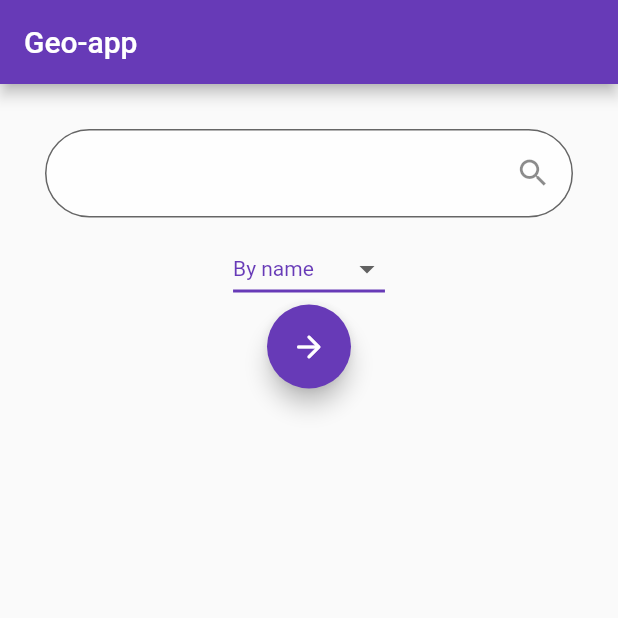
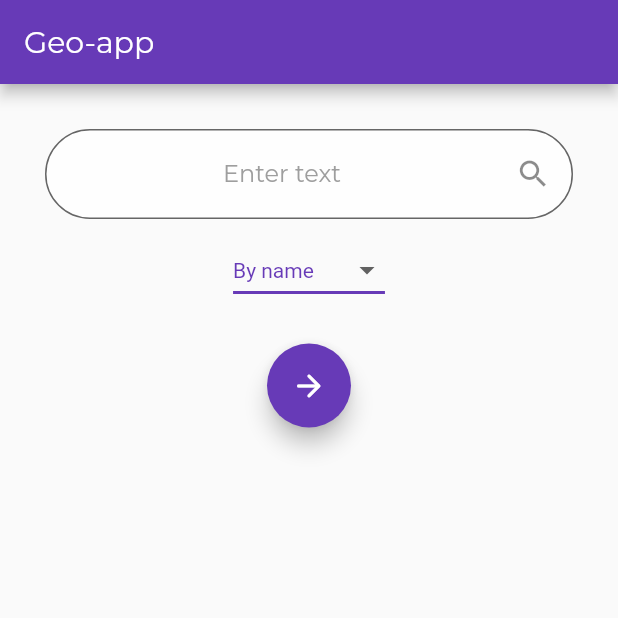
Before and after one commit to zoskar/geo-app, a Flutter app: the screen it shows after launch, after a tap on the "arrow forward" icon, after a tap on the "arrow back" icon, on a phone screen of 412 x 824 dp, the top half of it. Run offline on Flutter 3.47's test engine with Material 2 defaults, Android fonts, the phone set to English and light mode, and no system bars; network calls fail.

Commit message:
cosmetic changes, font changed

```diff
--- a/lib/countryView.dart
+++ b/lib/countryView.dart
@@ -1,48 +1,58 @@
 import 'package:flutter/material.dart';
+import 'package:intl/intl.dart';
+
 
 import './getCountry.dart';
 import './multiCountries.dart';
 
-class CountryView extends StatelessWidget {
-  String widgetTitle;
-  VoidCallback searchView;
-  Function countryViewFromCountries;
-  String request;
-  String selectedValue;
+class CountryView extends StatefulWidget {
+  final String widgetTitle;
+  final VoidCallback searchView;
+  final Function countryViewFromCountries;
+  final String request;
+  final String selectedValue;
 
-  CountryView({
+
+  const CountryView({Key? key,
     required this.countryViewFromCountries,
     required this.searchView,
     required this.widgetTitle,
     required this.request,
     required this.selectedValue,
-  });
+  }) : super(key: key);
+
+  @override
+  State<CountryView> createState() => _CountryViewState();
+}
+
+class _CountryViewState extends State<CountryView> {
+  var formatter = NumberFormat('###,###,###');
 
   @override
   Widget build(BuildContext context) {
     return Scaffold(
         appBar: AppBar(
-          title: Text(widgetTitle),
+          title: Text(widget.widgetTitle),
           leading: IconButton(
-            onPressed: searchView,
-            icon: Icon(Icons.arrow_back),
+            onPressed: widget.searchView,
+            icon: const Icon(Icons.arrow_back),
           ),
         ),
         body: Column(
           children: [
             FutureBuilder<dynamic>(
                 future: fetchCountry(
-                    request: request, selectedValue: selectedValue),
+                    request: widget.request, selectedValue: widget.selectedValue),
                 builder: (context, snapshot) {
                   if (snapshot.hasData) {
                     if (snapshot.data.length > 1) {
                       return MultiCountries(
                         countries: snapshot.data,
-                        countryViewFromCountries: countryViewFromCountries,
+                        countryViewFromCountries: widget.countryViewFromCountries,
                       );
                     }
                     if (snapshot.data.length == 0) {
-                      return Center(
+                      return const Center(
                         heightFactor: 5,
                         child: Text('Country not found!',
                             style: TextStyle(fontSize: 24)),
@@ -53,11 +63,11 @@ class CountryView extends StatelessWidget {
                       ? Column(
                           children: [
                             Container(
-                              margin: EdgeInsets.all(10),
+                              margin: const EdgeInsets.all(10),
                             ),
                             Text(
                               snapshot.data[0]['name']['common'],
-                              style: TextStyle(fontSize: 40),
+                              style: const TextStyle(fontSize: 40),
                             ),
                             Container(
                                 decoration: BoxDecoration(
@@ -65,26 +75,27 @@ class CountryView extends StatelessWidget {
                                 child: Image.network(
                                   snapshot.data[0]['flags']['png'],
                                 )),
-                            SizedBox(height: 30),
+                            const SizedBox(height: 30),
                             Text('Capital: ${snapshot.data[0]['capital'][0]}',
-                                style: TextStyle(fontSize: 24)),
-                            SizedBox(height: 15),
+                                style: const TextStyle(fontSize: 24)),
+                            const SizedBox(height: 15),
                             Text(
-                                'Population: ${snapshot.data[0]['population']}',
-                                style: TextStyle(fontSize: 24)),
-                            SizedBox(height: 15),
-                            Text('Area: ${snapshot.data[0]['area']}',
-                                style: TextStyle(fontSize: 24)),
-                            SizedBox(height: 15),
+
+                                'Population: ${formatter.format(snapshot.data[0]['population'])}',
+                                style: const TextStyle(fontSize: 24)),
+                            const SizedBox(height: 15),
+                            Text('Area: ${snapshot.data[0]['area']} km2',
+                                style: const TextStyle(fontSize: 24)),
+                            const SizedBox(height: 15),
                             Text(
                                 'Currency: ${snapshot.data[0]['currencies'].values.elementAt(0)['name']}',
-                                style: TextStyle(fontSize: 24)),
-                            SizedBox(height: 15),
+                                style: const TextStyle(fontSize: 24)),
+                            const SizedBox(height: 15),
                             Text('Region: ${snapshot.data[0]['region']}',
-                                style: TextStyle(fontSize: 24)),
+                                style: const TextStyle(fontSize: 24)),
                           ],
                         )
-                      : Center(
+                      : const Center(
                           heightFactor: 5,
                           child: CircularProgressIndicator(),
                         );
--- a/lib/dropList.dart
+++ b/lib/dropList.dart
@@ -5,7 +5,7 @@ class DropList extends StatelessWidget {
   final Function handler;
   final String selectedValue;
 
-  DropList({required this.handler, required this.selectedValue});
+  DropList({Key? key, required this.handler, required this.selectedValue}) : super(key: key);
 
   @override
   Widget build(BuildContext context) {
--- a/lib/getCountry.dart
+++ b/lib/getCountry.dart
@@ -1,7 +1,6 @@
 import 'dart:async';
 import 'dart:convert';
 
-import 'package:geoapp/main.dart';
 import 'package:http/http.dart' as http;
 
 Future<dynamic> fetchCountry(
--- a/lib/main.dart
+++ b/lib/main.dart
@@ -19,7 +19,8 @@
   Widget build(BuildContext context) {
     return MaterialApp(
       title: 'GeoApp',
-      theme: ThemeData(primarySwatch: Colors.deepPurple),
+      theme:
+          ThemeData(primarySwatch: Colors.deepPurple, fontFamily: 'Montserrat'),
       home: const MyHomePage(title: 'Geo-app'),
     );
   }
@@ -55,6 +56,7 @@
     setState(() {
       flag = 1;
       _myController.text = request;
+      _selectedValue = 'By name';
     });
   }
 
--- a/lib/search.dart
+++ b/lib/search.dart
@@ -16,14 +16,14 @@ class Search extends StatelessWidget {
         textAlign: TextAlign.center,
         decoration: InputDecoration(
             counterText: '',
-            suffixIcon: Padding(
+            suffixIcon: const Padding(
               padding: EdgeInsetsDirectional.only(end: 5),
               child: Icon(Icons.search),
             ),
             border: OutlineInputBorder(borderRadius: BorderRadius.circular(30)),
             filled: true,
-            hintStyle: TextStyle(color: Colors.grey),
-            hintText: '',
+            hintStyle: const TextStyle(color: Colors.grey),
+            hintText: 'Enter text',
             fillColor: Colors.white70),
       ),
     );
--- a/lib/searchView.dart
+++ b/lib/searchView.dart
@@ -4,20 +4,20 @@ import './search.dart';
 import './dropList.dart';
 
 class SearchView extends StatelessWidget {
-  String widgetTitle;
-  String selectedValue;
-  Function pickList;
-  VoidCallback countryView;
-  var myController;
-  List<dynamic> countries = [];
+  final String widgetTitle;
+  final String selectedValue;
+  final Function pickList;
+  final VoidCallback countryView;
+  final myController;
+  final List<dynamic> countries = [];
 
-  SearchView({
+  SearchView({Key? key,
     required this.countryView,
     required this.pickList,
     required this.selectedValue,
     required this.widgetTitle,
     required this.myController,
-  });
+  }) : super(key: key);
 
   @override
   Widget build(BuildContext context) {
@@ -34,9 +34,12 @@ class SearchView extends StatelessWidget {
               selectedValue: selectedValue,
               handler: pickList,
             ),
-            FloatingActionButton(
-              onPressed: countryView,
-              child: Icon(Icons.arrow_forward_rounded),
+            Container(
+              margin: const EdgeInsets.all(25),
+              child: FloatingActionButton(
+                onPressed: countryView,
+                child: const Icon(Icons.arrow_forward_rounded),
+              ),
             ),
           ],
         ));
--- a/pubspec.yaml
+++ b/pubspec.yaml
@@ -35,6 +35,7 @@ dependencies:
   # Use with the CupertinoIcons class for iOS style icons.
   cupertino_icons: ^1.0.2
   http: ^0.13.4
+  intl: ^0.17.0
 
 dev_dependencies:
   flutter_test:
@@ -74,6 +75,10 @@ flutter:
   # "family" key with the font family name, and a "fonts" key with a
   # list giving the asset and other descriptors for the font. For
   # example:
+  fonts:
+    - family: Montserrat
+      fonts:
+        - asset: assets/fonts/Montserrat-Regular.ttf
   # fonts:
   #   - family: Schyler
   #     fonts:
```
Also changed, not shown: lib/multiCountries.dart (+7 -6 lines), assets/fonts/Montserrat-Regular.ttf (added), pubspec.lock.
